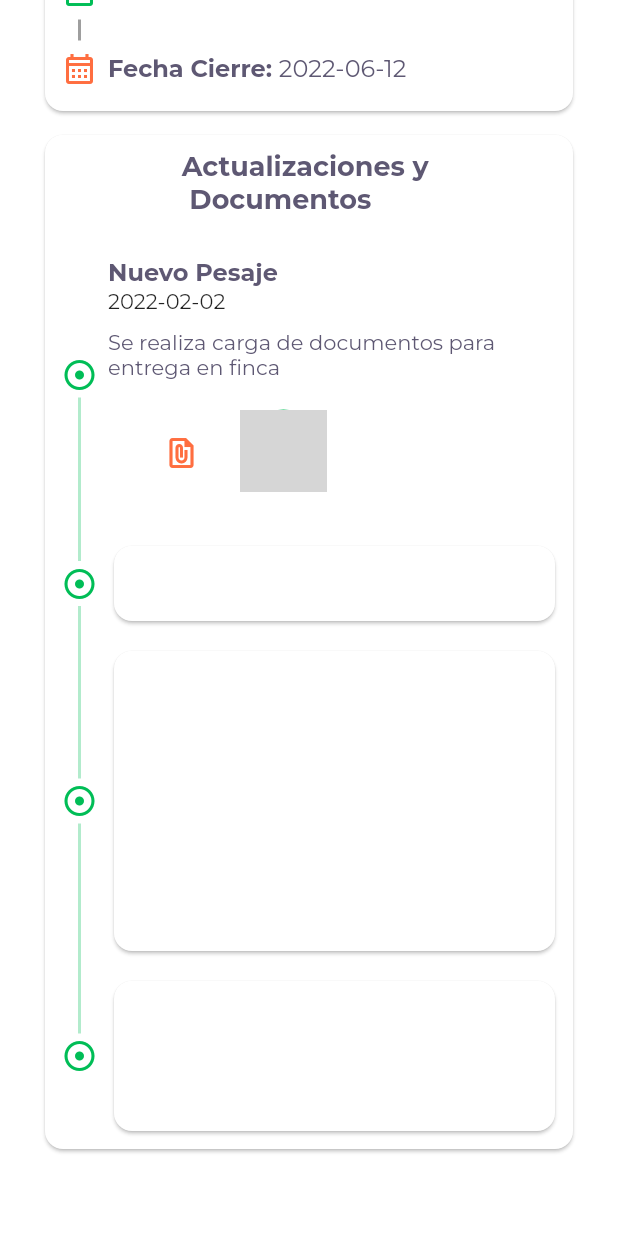
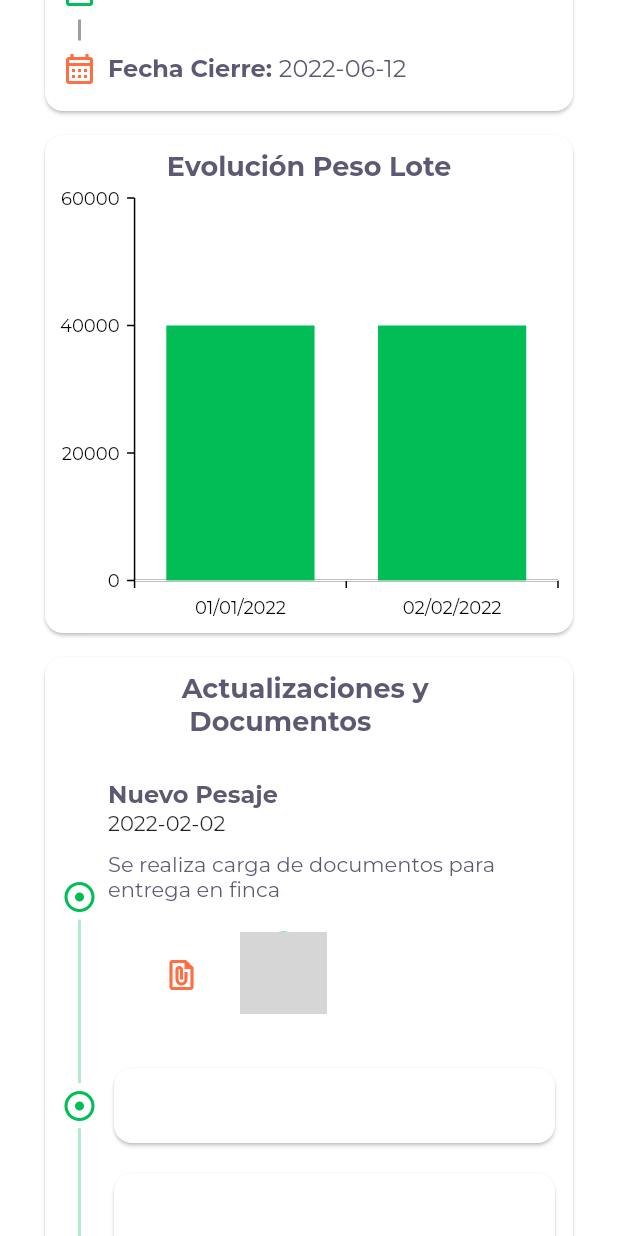
Before and after one commit to luisgomez29/sosty, a Flutter app: the InvestmentsDetail screen opened directly, scrolled down 722 dp, on a phone screen of 412 x 824 dp. Run offline on Flutter 3.47's test engine with Material 2 defaults, Android fonts, the phone set to English and light mode, and no system bars; our stand-ins replace google_fonts, shared_preferences, syncfusion_flutter_charts; accounts and stored records are empty; network calls fail; grey boxes are pictures that could not be loaded.

Commit message:
created bar chart

```diff
--- a/lib/ui/screens/investments/investments_detail.dart
+++ b/lib/ui/screens/investments/investments_detail.dart
@@ -8,6 +8,7 @@ import 'package:sosty/ui/components/general/timeline.dart';
 import 'package:sosty/ui/components/investments/investments_timeline_item.dart';
 import 'package:sosty/ui/components/cards/icon_card.dart';
 import 'package:sosty/ui/components/navbar/navbar_detail.dart';
+import 'package:syncfusion_flutter_charts/charts.dart';
 
 class InvestmentsDetail extends StatelessWidget {
   const InvestmentsDetail({Key? key}) : super(key: key);
@@ -36,6 +37,10 @@ class InvestmentsDetail extends StatelessWidget {
 
   @override
   Widget build(BuildContext context) {
+    const List<ChartData> chartData = [
+      ChartData("01/01/2022", 40000),
+      ChartData("02/02/2022", 40000)
+    ];
     return Scaffold(
       body: SafeArea(
         child: CustomScrollView(
@@ -122,6 +127,25 @@ class InvestmentsDetail extends StatelessWidget {
                     CustomCard(
                       child: Column(
                         children: [
+                          _getCardTitle("Evolución Peso Lote"),
+                          //Initialize the chart widget
+                          SfCartesianChart(
+                              primaryXAxis: CategoryAxis(interval: 1),
+                              primaryYAxis: NumericAxis(interval: 20000),
+                              series: <ChartSeries<ChartData, String>>[
+                                // Renders column chart
+                                ColumnSeries<ChartData, String>(
+                                    color: Styles.primaryColor,
+                                    dataSource: chartData,
+                                    xValueMapper: (ChartData data, _) => data.x,
+                                    yValueMapper: (ChartData data, _) => data.y)
+                              ])
+                        ],
+                      ),
+                    ),
+                    CustomCard(
+                      child: Column(
+                        children: [
                           _getCardTitle("Actualizaciones y \n Documentos"),
                           Timeline(
                             lineColor:
@@ -185,3 +209,9 @@ class InvestmentsDetail extends StatelessWidget {
     );
   }
 }
+
+class ChartData {
+  const ChartData(this.x, this.y);
+  final String x;
+  final int y;
+}
--- a/pubspec.yaml
+++ b/pubspec.yaml
@@ -38,6 +38,7 @@ dependencies:
   google_fonts: ^3.0.1
   shared_preferences: ^2.0.15
   flutter_launcher_icons: ^0.10.0
+  syncfusion_flutter_charts: ^20.3.49
 
 dev_dependencies:
   flutter_test:
```
Also changed, not shown: pubspec.lock.
